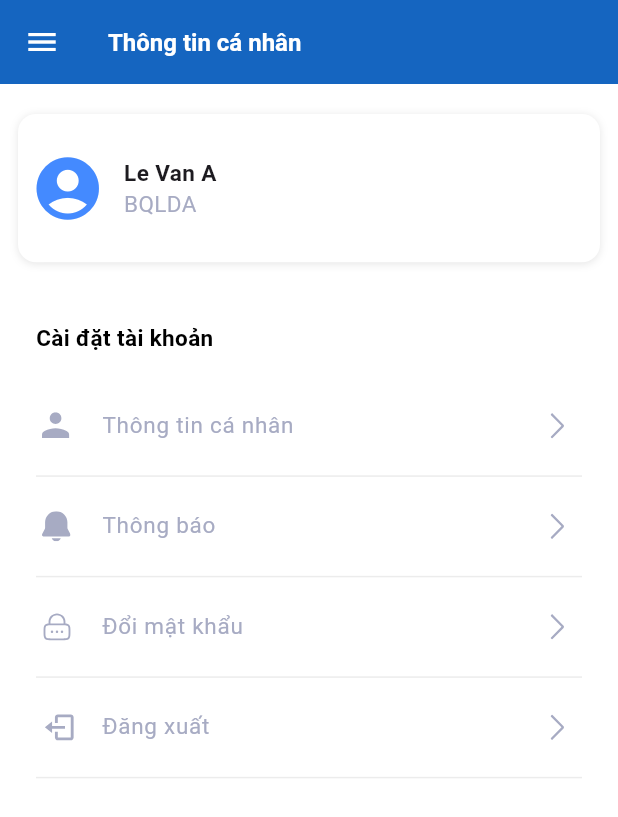
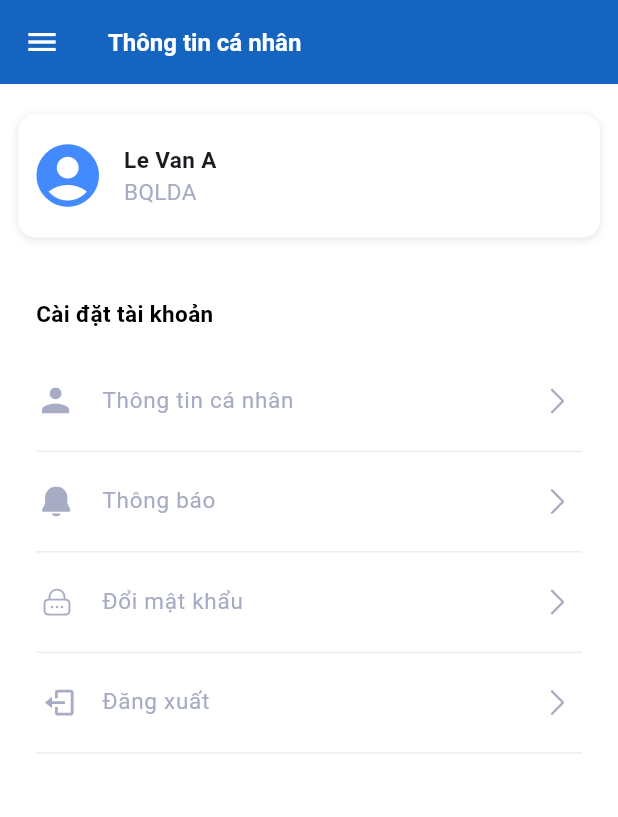
Before and after one commit to Leqdung1/ageo_app, a Flutter app: the screen it shows after launch, in the side drawer, after a tap on "Account", on a phone screen of 412 x 824 dp. Shown: the top 817 px of the screen. Run offline on Flutter 3.47's test engine with Material 3 defaults, Android fonts, the phone set to English and light mode, and no system bars; our stand-ins replace calendar_date_picker2, dio, flutter_secure_storage, flutter_svg, retry, syncfusion_flutter_charts.

Commit message:
fix: reponsive of date picker in device screen

```diff
--- a/lib/components/menu_side_bar.dart
+++ b/lib/components/menu_side_bar.dart
@@ -1,5 +1,3 @@
-
-
 import 'package:ageo_app/screens/account.dart';
 import 'package:ageo_app/screens/home.dart';
 import 'package:ageo_app/screens/notifications.dart';
--- a/lib/screens/account.dart
+++ b/lib/screens/account.dart
@@ -35,7 +35,7 @@ class _AccountScreenState extends State<AccountScreen> {
         children: [
           // TODO: add API user
           Container(
-            height: MediaQuery.sizeOf(context).height * 0.12,
+            height: MediaQuery.sizeOf(context).height * 0.1,
             margin: EdgeInsets.symmetric(horizontal: 12, vertical: 20),
             decoration: BoxDecoration(
               color: const Color.fromARGB(255, 255, 255, 255),
--- a/lib/screens/device.dart
+++ b/lib/screens/device.dart
@@ -194,131 +194,149 @@ class _DeviceScreenState extends State<DeviceScreen> {
               child: SingleChildScrollView(
                 child: Column(
                   children: [
-                    Row(
-                      mainAxisAlignment: MainAxisAlignment.spaceBetween,
+                    Padding(
+            padding: const EdgeInsets.symmetric(horizontal: 5, vertical: 12),
+            child: Row(
+
               children: [
-                        Padding(
-                          padding: const EdgeInsets.only(top: 14),
+                Expanded(
+                  flex: 1,
                   child: TextButton(
                     onPressed: () => _selectDate(context, true),
                     child: Container(
-                              height: size.height * 0.06,
-                              width: size.width * 0.413,
                       decoration: BoxDecoration(
                         color: Colors.white,
                         borderRadius: BorderRadius.circular(5),
                         border: Border.all(
-                                  color: Color.fromRGBO(210, 221, 238, 1),
+                          color: const Color.fromRGBO(255, 199, 9, 1),
                         ),
                       ),
                       child: Row(
                         crossAxisAlignment: CrossAxisAlignment.center,
-                                mainAxisAlignment:
-                                    MainAxisAlignment.spaceBetween,
                         children: [
-                                  Column(
+                          Expanded(
+                            flex: 3,
+                            child: Column(
                               mainAxisAlignment: MainAxisAlignment.center,
-                                    crossAxisAlignment:
-                                        CrossAxisAlignment.start,
+                              crossAxisAlignment: CrossAxisAlignment.start,
                               children: [
-                                      const Padding(
+                                Padding(
                                   padding: EdgeInsets.only(
-                                            left: 10, bottom: 2),
-                                        child: Text(
+                                      left: MediaQuery.sizeOf(context).width *
+                                          0.02,
+                                      top: MediaQuery.sizeOf(context).width *
+                                          0.02,
+                                      bottom: MediaQuery.sizeOf(context).width *
+                                          0.005),
+                                  child: const Text(
                                     'Từ ngày',
                                     style: TextStyle(
                                       fontSize: 12,
-                                            color:
-                                                Color.fromRGBO(21, 101, 192, 1),
+                                      color: Color.fromRGBO(244, 129, 32, 1),
                                     ),
                                   ),
                                 ),
                                 Padding(
-                                        padding:
-                                            const EdgeInsets.only(left: 10),
+                                  padding: EdgeInsets.only(
+                                      left: MediaQuery.sizeOf(context).width *
+                                          0.02,
+                                      bottom: MediaQuery.sizeOf(context).width *
+                                          0.02),
                                   child: Text(
-                                          DateFormat('dd/MM/yyyy')
-                                              .format(_startDate),
+                                    DateFormat('dd/MM/yyyy').format(_startDate),
                                     style: const TextStyle(
-                                              fontSize: 15,
-                                              color: Colors.black),
+                                        fontSize: 15, color: Colors.black),
                                   ),
                                 ),
                               ],
                             ),
-                                  Padding(
-                                    padding: const EdgeInsets.only(right: 7.5),
+                          ),
+                          Expanded(
+                            flex: 1,
+                            child: Padding(
+                              padding: EdgeInsets.only(
+                                  right:
+                                      MediaQuery.sizeOf(context).width * 0.02),
                               child: SvgPicture.asset(
                                   'assets/icons/calender.svg',
                                   height: 20),
-                                  )
+                            ),
+                          ),
                         ],
                       ),
                     ),
                   ),
                 ),
-                        Padding(
-                          padding: EdgeInsets.only(top: 14),
+                Expanded(
+                  flex: 1,
                   child: TextButton(
                     onPressed: () => _selectDate(context, false),
                     child: Container(
-                              height: size.height * 0.06,
-                              width: size.width * 0.413,
                       decoration: BoxDecoration(
                         color: Colors.white,
                         borderRadius: BorderRadius.circular(5),
                         border: Border.all(
-                                  color: Color.fromRGBO(210, 221, 238, 1),
+                          color: const Color.fromRGBO(255, 199, 9, 1),
                         ),
                       ),
                       child: Row(
                         crossAxisAlignment: CrossAxisAlignment.center,
-                                mainAxisAlignment:
-                                    MainAxisAlignment.spaceBetween,
                         children: [
-                                  Column(
-                                    crossAxisAlignment:
-                                        CrossAxisAlignment.start,
+                          Expanded(
+                            flex: 3,
+                            child: Column(
                               mainAxisAlignment: MainAxisAlignment.center,
+                              crossAxisAlignment: CrossAxisAlignment.start,
                               children: [
-                                      const Padding(
+                                Padding(
                                   padding: EdgeInsets.only(
-                                            left: 10, bottom: 2),
-                                        child: Text(
+                                      left: MediaQuery.sizeOf(context).width *
+                                          0.02,
+                                      top: MediaQuery.sizeOf(context).width *
+                                          0.02,
+                                      bottom: MediaQuery.sizeOf(context).width *
+                                          0.005),
+                                  child: const Text(
                                     'Đến ngày',
                                     style: TextStyle(
                                       fontSize: 12,
-                                            color:
-                                                Color.fromRGBO(21, 101, 192, 1),
+                                      color: Color.fromRGBO(244, 129, 32, 1),
                                     ),
                                   ),
                                 ),
                                 Padding(
-                                        padding:
-                                            const EdgeInsets.only(left: 10),
+                                  padding: EdgeInsets.only(
+                                      left: MediaQuery.sizeOf(context).width *
+                                          0.02,
+                                      bottom: MediaQuery.sizeOf(context).width *
+                                          0.02),
                                   child: Text(
-                                          DateFormat('dd/MM/yyyy')
-                                              .format(_endDate),
+                                    DateFormat('dd/MM/yyyy').format(_endDate),
                                     style: const TextStyle(
-                                              fontSize: 15,
-                                              color: Colors.black),
+                                        fontSize: 15, color: Colors.black),
                                   ),
                                 ),
                               ],
                             ),
-                                  Padding(
-                                    padding: const EdgeInsets.only(right: 7.5),
+                          ),
+                          Expanded(
+                            flex: 1,
+                            child: Padding(
+                              padding: EdgeInsets.only(
+                                  right:
+                                      MediaQuery.sizeOf(context).width * 0.02),
                               child: SvgPicture.asset(
                                   'assets/icons/calender.svg',
-                                      height: 20,
+                                  height: 20),
                             ),
-                                  )
+                          ),
                         ],
                       ),
                     ),
                   ),
                 ),
               ],
+            ),
           ),
                     Container(
                       margin: const EdgeInsets.only(top: 20),
--- a/lib/screens/device_screen/water_level.dart
+++ b/lib/screens/device_screen/water_level.dart
@@ -118,11 +118,11 @@ class _WaterLevelScreenState extends State<WaterLevelScreen> {
                           width: 1,
                         ),
                       ),
-                      primaryYAxis: NumericAxis(
+                      primaryYAxis: const NumericAxis(
                         minimum: 1.484,
                         maximum: 1.48723,
                         interval: 0.001,
-                        majorGridLines: const MajorGridLines(width: 0),
+                        majorGridLines: MajorGridLines(width: 0),
                       ),
                       series: _getSeries(),
                       tooltipBehavior: _tooltipBehavior,
--- a/lib/screens/home.dart
+++ b/lib/screens/home.dart
@@ -40,7 +40,8 @@ class _HomeScreenState extends State<HomeScreen> {
         ),
         iconTheme: const IconThemeData(color: Colors.white),
       ),
-      drawer: const NavigatorDrawer(),
+      drawer:
+       const NavigatorDrawer(),
       body: Stack(
         children: [
           Positioned.fill(
```
Lines whose indentation alone changed are shown as unchanged.
